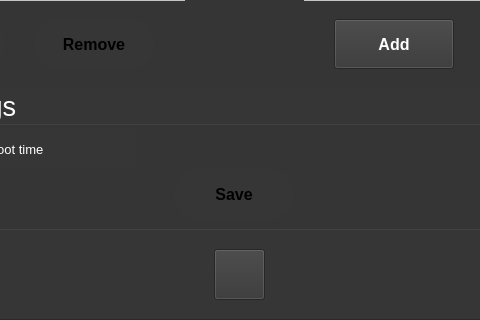
dragonjjr/Network_21HCB, file UI/ui_Configuration.ui: the form before one commit; both pictures show x 255 to 735 and y 380 to 700 of the 1000 by 700 pixel window.
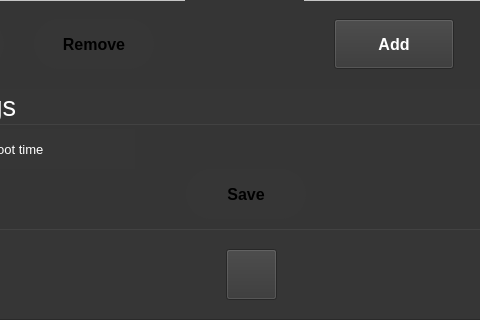
The form after the commit. Icons and pictures are not drawn.

What changed in the file:
```diff
--- a/UI/ui_Configuration.ui
+++ b/UI/ui_Configuration.ui
@@ -62,7 +62,7 @@
    <widget class="QPushButton" name="btnBack">
     <property name="geometry">
      <rect>
-      <x>470</x>
+      <x>482</x>
       <y>630</y>
       <width>51</width>
       <height>51</height>
@@ -353,7 +353,7 @@
     <widget class="QPushButton" name="btnSave">
      <property name="geometry">
       <rect>
-       <x>330</x>
+       <x>342</x>
        <y>80</y>
        <width>120</width>
        <height>50</height>
```
